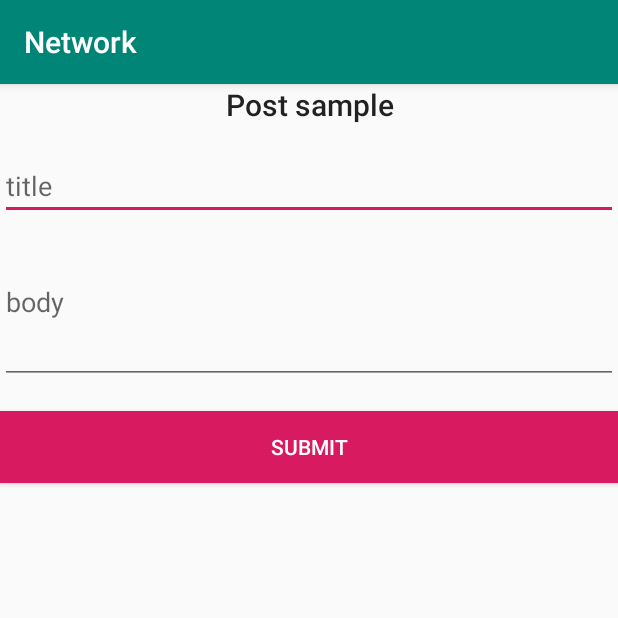
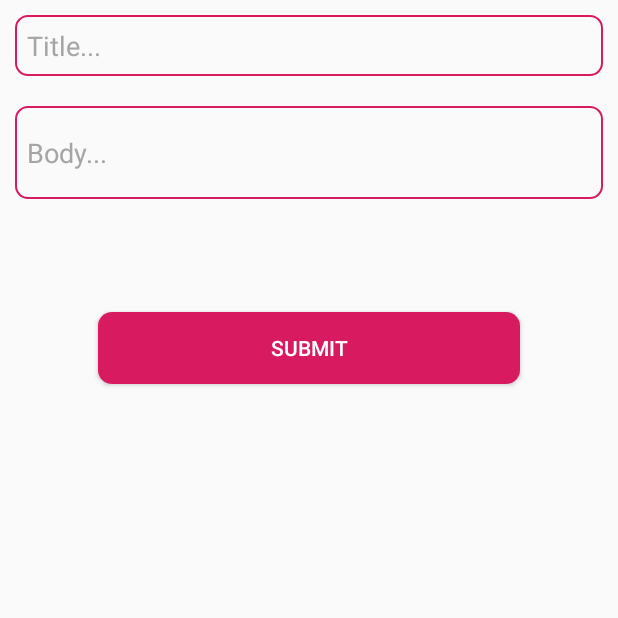
Before and after one commit to faramarzaf/Network, an Android app: the PostActivity screen opened directly, with no data from a screen before it, after a tap on "SUBMIT", on a phone screen of 412 x 824 dp, the top half of it. Run offline under Robolectric (Android 15) with nearby library versions, the phone set to English and light mode, and no system bars.

Commit message:
ui of post page changed

```diff
--- a/app/src/main/AndroidManifest.xml
+++ b/app/src/main/AndroidManifest.xml
@@ -13,7 +13,11 @@
         android:supportsRtl="true"
         android:theme="@style/AppTheme"
         tools:ignore="GoogleAppIndexingWarning">
-        <activity android:name=".retrofit_post.PostActivity"></activity>
+        <activity android:name=".retrofit_post.PostActivity"
+            android:theme="@style/AppTheme.NoActionBar"
+            >
+
+        </activity>
         <activity
             android:name=".MainActivity"
             android:theme="@style/AppTheme.NoActionBar">
--- a/app/src/main/java/com/faramarz/tictacdev/network/MainActivity.java
+++ b/app/src/main/java/com/faramarz/tictacdev/network/MainActivity.java
@@ -99,6 +99,7 @@ public class MainActivity extends AppCompatActivity implements View.OnClickListe
     private void showDialog() {
         dialog.setTitle("Getting Data");
         dialog.setMessage("Please wait to load data...");
+        dialog.setCancelable(false);
         dialog.show();
     }
 
--- a/app/src/main/java/com/faramarz/tictacdev/network/retrofit_post/PostActivity.java
+++ b/app/src/main/java/com/faramarz/tictacdev/network/retrofit_post/PostActivity.java
@@ -2,10 +2,15 @@ package com.faramarz.tictacdev.network.retrofit_post;
 
 import androidx.appcompat.app.AppCompatActivity;
 
+import android.app.ProgressDialog;
+import android.graphics.Color;
+import android.os.Build;
 import android.os.Bundle;
 import android.text.TextUtils;
 import android.util.Log;
 import android.view.View;
+import android.view.Window;
+import android.view.WindowManager;
 import android.widget.Button;
 import android.widget.EditText;
 import android.widget.TextView;
@@ -19,7 +24,7 @@ import retrofit2.Response;
 import retrofit2.Retrofit;
 import retrofit2.converter.gson.GsonConverterFactory;
 
-public class PostActivity extends AppCompatActivity {
+public class PostActivity extends AppCompatActivity implements View.OnClickListener {
     //https://avasam.ir/blog/113
 
     TextView mResponseTv;
@@ -27,43 +32,41 @@ public class PostActivity extends AppCompatActivity {
     public static String TAG = "TAG";
     EditText titleEt, bodyEt;
     Button submitBtn;
+    ProgressDialog dialog;
 
     @Override
     protected void onCreate(Bundle savedInstanceState) {
         super.onCreate(savedInstanceState);
         setContentView(R.layout.activity_post);
+        dialog = new ProgressDialog(this);
+        bind();
+        mAPIService = ApiUtils.getAPIService();
+        submitBtn.setOnClickListener(this);
+    }
+
+    private void bind() {
         titleEt = findViewById(R.id.et_title);
         bodyEt = findViewById(R.id.et_body);
         submitBtn = findViewById(R.id.btn_submit);
         mResponseTv = findViewById(R.id.tv_response);
-        mAPIService = ApiUtils.getAPIService();
-        submitBtn.setOnClickListener(new View.OnClickListener() {
-            @Override
-            public void onClick(View view) {
-                String title = titleEt.getText().toString().trim();
-                String body = bodyEt.getText().toString().trim();
-                if (!TextUtils.isEmpty(title) && !TextUtils.isEmpty(body)) {
-                    sendPost(title, body);
-                }
-            }
-        });
 
     }
 
-
     public void sendPost(String title, String body) {
+        showDialog();
         mAPIService.savePost(title, body, 1).enqueue(new Callback<Post>() {
             @Override
             public void onResponse(Call<Post> call, Response<Post> response) {
-
                 if (response.isSuccessful()) {
                     showResponse(response.body().toString());
+                    dialog.dismiss();
                     Log.i(TAG, "post submitted to API." + response.body().toString());
                 }
             }
 
             @Override
             public void onFailure(Call<Post> call, Throwable t) {
+                dialog.dismiss();
                 Toast.makeText(PostActivity.this, "unable to submit post to API", Toast.LENGTH_SHORT).show();
             }
         });
@@ -75,4 +78,21 @@ public class PostActivity extends AppCompatActivity {
         }
         mResponseTv.setText(response);
     }
+
+
+    private void showDialog() {
+        dialog.setTitle("Getting Data");
+        dialog.setMessage("Please wait to load data...");
+        dialog.setCancelable(false);
+        dialog.show();
+    }
+
+    @Override
+    public void onClick(View v) {
+        String title = titleEt.getText().toString().trim();
+        String body = bodyEt.getText().toString().trim();
+        if (!TextUtils.isEmpty(title) && !TextUtils.isEmpty(body)) {
+            sendPost(title, body);
+        }
+    }
 }
--- a/app/src/main/res/layout/activity_main.xml
+++ b/app/src/main/res/layout/activity_main.xml
@@ -59,10 +59,8 @@
                 android:id="@+id/txtCountry"
                 android:layout_width="match_parent"
                 android:layout_height="wrap_content"
-
                 android:background="@drawable/bg_texts"
                 android:padding="6dp"
-
                 android:textColor="#000"
                 android:textSize="18sp"
                 android:textStyle="bold" />
@@ -100,7 +98,6 @@
                 android:layout_height="wrap_content"
                 android:background="@drawable/bg_texts"
                 android:padding="6dp"
-
                 android:textColor="#000"
                 android:textSize="17sp"
                 android:textStyle="bold"
--- a/app/src/main/res/layout/activity_post.xml
+++ b/app/src/main/res/layout/activity_post.xml
@@ -8,43 +8,48 @@
     android:orientation="vertical"
     tools:context=".retrofit_post.PostActivity">
 
-
-    <TextView
-        android:layout_width="match_parent"
-        android:layout_height="wrap_content"
-        android:gravity="center_horizontal"
-        android:text="Post sample"
-        android:textAppearance="@style/TextAppearance.AppCompat.Title" />
-
     <EditText
         android:id="@+id/et_title"
         android:layout_width="match_parent"
         android:layout_height="wrap_content"
-        android:layout_marginTop="18dp"
-        android:hint="title" />
+        android:layout_margin="10dp"
+        android:background="@drawable/bg_texts"
+        android:hint="Title..."
+        android:padding="8dp"
+        android:textColorHint="#A5A5A5" />
 
     <EditText
         android:id="@+id/et_body"
         android:layout_width="match_parent"
         android:layout_height="wrap_content"
-        android:hint="body"
-        android:lines="4" />
+        android:layout_margin="10dp"
+        android:background="@drawable/bg_texts"
+        android:hint="Body..."
+        android:lines="2"
+        android:padding="8dp"
+        android:textColorHint="#A5A5A5" />
+
+    <TextView
+        android:id="@+id/tv_response"
+        android:layout_width="match_parent"
+        android:layout_height="wrap_content"
+        android:backgroundTint="#3949AB"
+        android:background="@drawable/bg_texts"
+        android:layout_margin="10dp"
+        android:gravity="center"
+        android:padding="8dp"
+        android:textStyle="bold"
+        android:visibility="gone" />
 
     <Button
         android:id="@+id/btn_submit"
         android:layout_width="match_parent"
         android:layout_height="wrap_content"
-        android:layout_marginTop="18dp"
-        android:background="@color/colorAccent"
+        android:layout_margin="65dp"
+        android:background="@drawable/bg_btn_call"
+        android:backgroundTint="#D81B60"
         android:text="submit"
         android:textColor="@android:color/white" />
 
-    <TextView
-        android:id="@+id/tv_response"
-        android:layout_width="match_parent"
-        android:layout_height="wrap_content"
-        android:layout_marginTop="35dp"
-        android:visibility="gone" />
-
 
 </LinearLayout>
```
